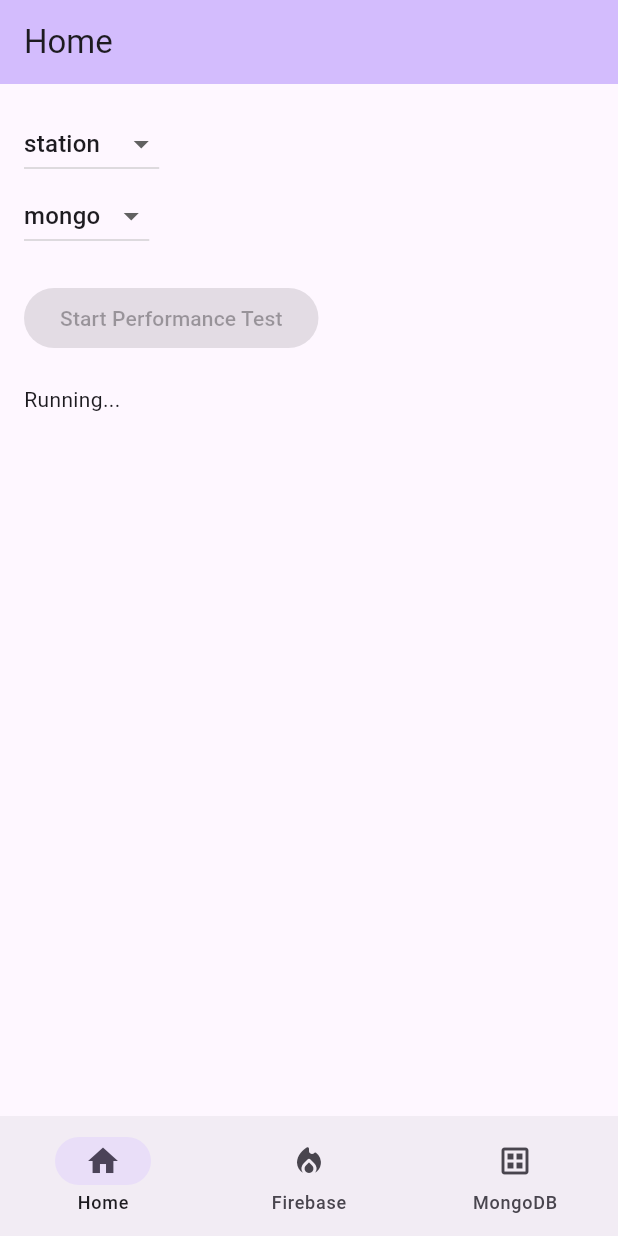
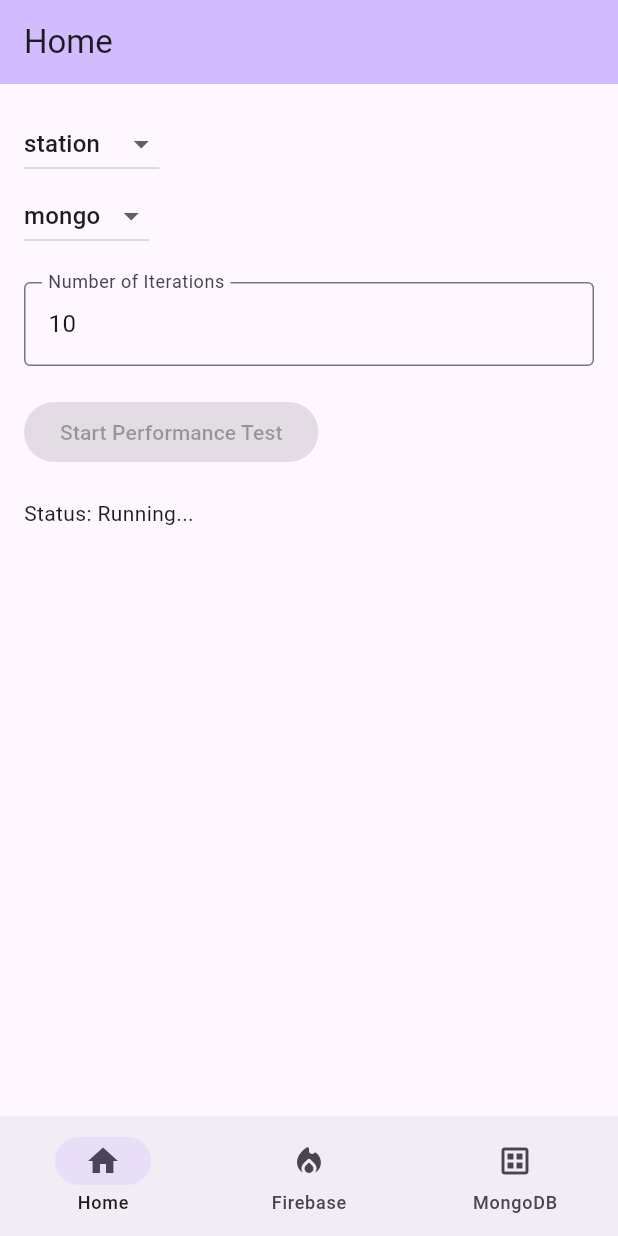
Before and after one commit to b22chran/ndrbrd-app, a Flutter app: the screen it shows after launch, after a tap on "Start Performance Test", on a phone screen of 412 x 824 dp. Run offline on Flutter 3.47's test engine with Material 3 defaults, Android fonts, the phone set to English and light mode, and no system bars; our stand-ins replace cloud_firestore, csv, firebase_core; missing offline and left inert: dart:html; accounts and stored records are empty; generated files the repository leaves out were written again; network calls fail.

Commit message:
Added the function of changing the iterations from the UI. Fix so the searchterm is fetched from the database and put into a list that the randomization is picking from. Also added an iterationcounter that is saved to the CSV-file and resets between testing-sessions

```diff
--- a/lib/main.dart
+++ b/lib/main.dart
@@ -50,7 +50,8 @@ Future<Map<String, List<String>>> fetchAllStationsAndLandskap() async {
   };
 }
 
-List<String> generateRandomQueries(List<String> allPossibleQueries, int count, int seed) {
+List<String> generateRandomQueries(
+    List<String> allPossibleQueries, int count, int seed) {
   final random = Random(seed);
   final List<String> randomized = [];
 
@@ -96,7 +97,7 @@ class _MyHomePageState extends State<MyHomePage> {
   void initState() {
     super.initState();
     _pages = [
-      PerformanceTestHomePage(title: "Test Home Page"),
+      PerformanceTestHomePage(title: "Prestanda Test (ms)"),
       MyFirebasePage(title: 'Nederbörd Firebase'),
       MyMongoPage(title: "Nederbörd MoongoDB"),
     ];
@@ -136,17 +137,21 @@ class PerformanceTestHomePage extends StatefulWidget {
   const PerformanceTestHomePage({super.key, required this.title});
 
   final String title;
-  _PerformanceTestHomePageState createState() => _PerformanceTestHomePageState();
+  _PerformanceTestHomePageState createState() =>
+      _PerformanceTestHomePageState();
 }
 
 class _PerformanceTestHomePageState extends State<PerformanceTestHomePage> {
+  final TextEditingController _countController =
+      TextEditingController(text: "10");
   String _queryType = 'station';
   String _source = 'mongo';
   bool _isRunning = false;
   String _status = 'Idle';
 
   Future<List<dynamic>> fetchFromMongo(String queryValue) async {
-    final uri = Uri.parse('http://localhost:3000/weather?$_queryType=$queryValue');
+    final uri =
+        Uri.parse('http://localhost:3000/weather?$_queryType=$queryValue');
     final resp = await http.get(uri);
     if (resp.statusCode != 200) throw Exception('MongoDB fetch failed');
     return json.decode(resp.body);
@@ -155,7 +160,8 @@ class _PerformanceTestHomePageState extends State<PerformanceTestHomePage> {
   Future<List<dynamic>> fetchFromFirebase(String queryValue) async {
     final snapshot = await FirebaseFirestore.instance
         .collection('ndrbrd')
-        .where(_queryType == 'station' ? 'Station' : 'Landskap', isEqualTo: queryValue)
+        .where(_queryType == 'station' ? 'Station' : 'Landskap',
+            isEqualTo: queryValue)
         .get();
     return snapshot.docs.map((doc) => doc.data()).toList();
   }
@@ -166,7 +172,7 @@ Future<void> startPerformanceTest() async {
       _status = "Running...";
     });
 
-  final int numberOfQueries = 10;
+    final int numberOfQueries = int.tryParse(_countController.text) ?? 10;
     final int seed = 42;
 
     // Fetch station and landskap names from database dynamically
@@ -199,7 +205,6 @@ Future<void> startPerformanceTest() async {
     });
   }
 
-
   @override
   Widget build(BuildContext context) {
     return Padding(
@@ -222,17 +227,27 @@ Future<void> startPerformanceTest() async {
             onChanged: (value) => setState(() => _source = value!),
           ),
           const SizedBox(height: 20),
+          TextField(
+            controller: _countController,
+            keyboardType: TextInputType.number,
+            decoration: InputDecoration(
+              labelText: "Number of Iterations",
+              border: OutlineInputBorder(),
+            ),
+          ),
+          const SizedBox(height: 20),
           ElevatedButton(
             onPressed: _isRunning ? null : startPerformanceTest,
             child: const Text("Start Performance Test"),
           ),
           const SizedBox(height: 20),
-          Text(_status),
+          Text ('Status: $_status'),
         ],
       ),
     );
   }
 }
+
 class MyFirebasePage extends StatefulWidget {
   const MyFirebasePage({super.key, required this.title});
 
@@ -403,7 +418,8 @@ class _MyMongoPage extends State<MyMongoPage> {
           ElevatedButton(
             onPressed: () {
               setState(() {
-                _searchTermStateMongo = _searchControllerStateMongo.text.toLowerCase();
+                _searchTermStateMongo =
+                    _searchControllerStateMongo.text.toLowerCase();
                 _searchTermStationMongo =
                     _searchControllerStationMongo.text.toLowerCase();
               });
@@ -415,13 +431,15 @@ class _MyMongoPage extends State<MyMongoPage> {
             color: Colors.blue[100],
             height: 350,
             child: FutureBuilder(
-              future: fetchNdrbrdData(_searchTermStateMongo, _searchTermStationMongo),
+              future: fetchNdrbrdData(
+                  _searchTermStateMongo, _searchTermStationMongo),
               builder: (context, snapshot) {
                 if (snapshot.connectionState == ConnectionState.waiting) {
                   return const Center(child: CircularProgressIndicator());
                 }
                 if (!snapshot.hasData || snapshot.data!.isEmpty) {
-                  return const Center(child: Text("Hittade ingen data från mongoDB"));
+                  return const Center(
+                      child: Text("Hittade ingen data från mongoDB"));
                 }
 
                 final data = snapshot.data!;
```
Also changed, not shown: lib/performance_tester.dart (+11 -6 lines). Lines whose indentation alone changed are shown as unchanged.
